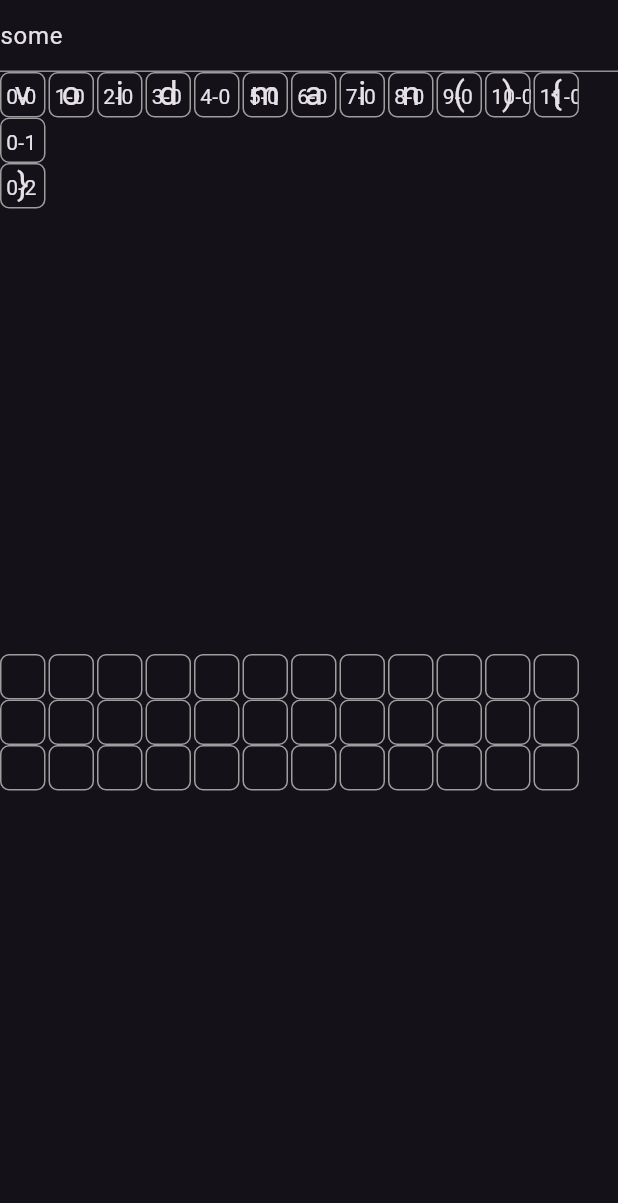
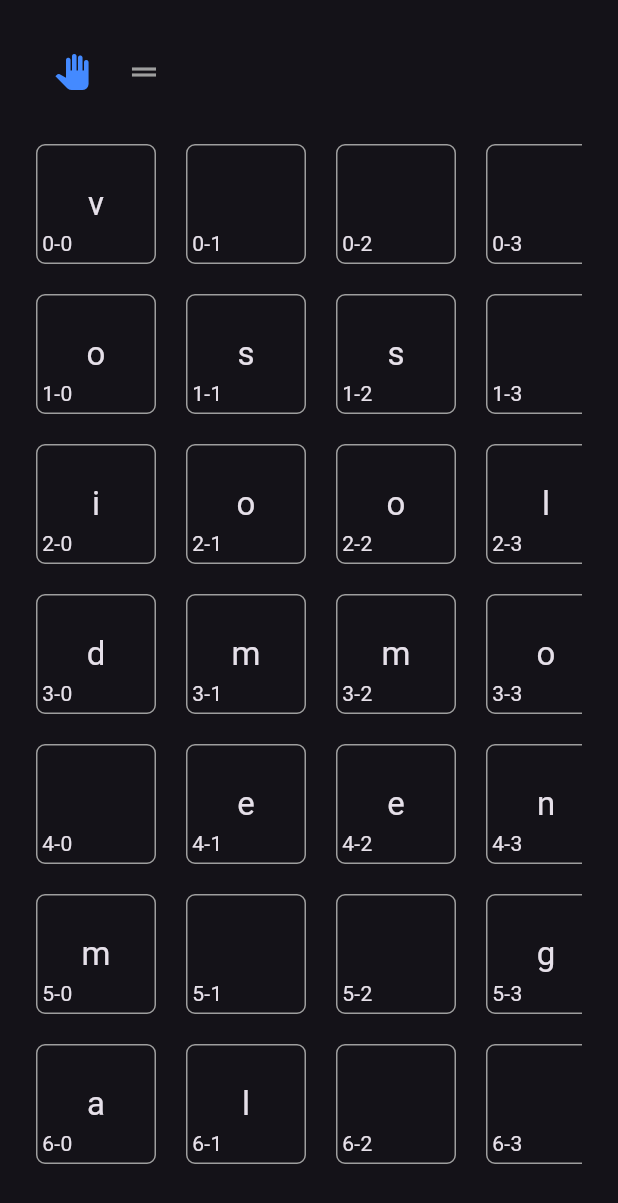
Before and after one commit to yeasin50/index_viewer, a Flutter app: the screen it shows after launch, on a phone screen of 412 x 824 dp. Shown: the top 1203 px of the screen. Run offline on Flutter 3.47's test engine with Material 3 defaults, Android fonts, the phone set to English and light mode, and no system bars.

Commit message:
working-on-stage_preview_with_bugs

````diff
--- a/lib/index_viewer_app.dart
+++ b/lib/index_viewer_app.dart
@@ -1,6 +1,7 @@
 import 'package:flutter/material.dart';
 import 'package:index_viewer/widgets/index_viwer.dart';
 
+import 'widgets/new_stage_view.dart';
 import 'widgets/stage_view.dart';
 
 class IndexViewerApp extends StatefulWidget {
@@ -13,30 +14,70 @@ class IndexViewerApp extends StatefulWidget {
 class _IndexViewerAppState extends State<IndexViewerApp> {
   final controller = TextEditingController(text: "some");
 
-  final StageInfo stage  =  StageInfo.fromString("""
+  final StageInfo stage = StageInfo.fromString("""
 void main(){
-
+ some long string and more on  gooes
+ some  and more on  gooes
+  long string and more on  gooes
+ some long string and more on  s
+ some long strmore on  gooes
 }""");
   @override
   Widget build(BuildContext context) {
     return Scaffold(
-      body: Column(
-        children: [
-          ///
-          TextFormField(controller: controller),
-          Flexible(
-            child: StageView(
-              mode: StageMode.normal,
-              currentState: stage,
-            ),
+      body: SafeArea(
+        child: Padding(
+          padding: const EdgeInsets.all(24.0),
+          child: Column(
+            children: [
+              ///
+              // TextFormField(controller: controller),
+              Expanded(
+                child: StageView(mode: StageMode.normal, currentState: stage),
+              ),
+              // Expanded(child: NewStageView(stage: stage)),
+            ],
           ),
-          Expanded(
-            child: NewStageView(
-              stage: stage,
-            ),
-          ),
-        ],
+        ),
       ),
     );
   }
 }
+
+
+
+// class MyHomePage extends StatefulWidget {
+//   final String title;
+//
+//   const MyHomePage({
+//     Key? key,
+//     required this.title,
+//   }) : super(key: key);
+//
+//   @override
+//   Widget build(BuildContext context) {
+//     return Scaffold(
+//       appBar: AppBar(title: Text(title)),
+//       body: TwoDimensionalGridView(
+//         diagonalDragBehavior: DiagonalDragBehavior.free,
+//         delegate: TwoDimensionalChildBuilderDelegate(
+//             maxXIndex: 9,
+//             maxYIndex: 9,
+//             builder: (BuildContext context, ChildVicinity vicinity) {
+//               return Container(
+//                 color: vicinity.xIndex.isEven && vicinity.yIndex.isEven
+//                     ? Colors.amber[50]
+//                     : (vicinity.xIndex.isOdd && vicinity.yIndex.isOdd
+//                         ? Colors.purple[50]
+//                         : null),
+//                 height: 200,
+//                 width: 200,
+//                 child: Center(
+//                     child: Text(
+//                         'Row ${vicinity.yIndex}: Column ${vicinity.xIndex}')),
+//               );
+//             }),
+//       ),
+//     );
+//   }
+// }
--- a/lib/widgets/stage_view.dart
+++ b/lib/widgets/stage_view.dart
@@ -1,11 +1,14 @@
 import 'package:flutter/material.dart';
 import 'package:index_viewer/widgets/index_viwer.dart';
+
+import 'two_dimensional_grid_view.dart';
 
 class StageInfo {
   const StageInfo({
     required this.data,
     required this.version,
     required this.maxX,
+    this.gridDimension = 100,
     this.mode = StageMode.normal,
   });
 
@@ -13,6 +16,9 @@ class StageInfo {
   final int maxX;
   final int version;
   final StageMode mode;
+
+  ///  to zoom in stageView for TwoDimensionalGridView
+  final double gridDimension;
 
   // FIXME: without any space lines doesnt count
   factory StageInfo.fromString(String str) {
@@ -51,8 +57,10 @@ class StageInfo {
     int? version,
     StageMode? mode, //
     int? maxX,
+    double? gridDimension,
   }) {
     return StageInfo(
+      gridDimension: gridDimension ?? this.gridDimension,
       data: data ?? this.data,
       maxX: maxX ?? this.maxX,
       version: version ?? this.version,
@@ -67,103 +75,117 @@ class StageInfo {
 }
 
 /// show each  stage, yes on each version,
-class StageView extends StatelessWidget {
+class StageView extends StatefulWidget {
   const StageView({super.key, required this.currentState, required this.mode});
   final StageInfo currentState;
   final StageMode mode;
+
+  @override
+  State<StageView> createState() => _StageViewState();
+}
+
+class _StageViewState extends State<StageView> {
+  bool scrollable = true;
+
+  ScrollPhysics? get scrollPhysics =>
+      scrollable
+          ? AlwaysScrollableScrollPhysics()
+          : NeverScrollableScrollPhysics();
+
+  ScrollableDetails get verticalDetails => ScrollableDetails.vertical(
+    physics: scrollPhysics,
+    controller: verticalController,
+  );
+
+  ScrollableDetails get horizontalDetails => ScrollableDetails.horizontal(
+    physics: scrollPhysics,
+    controller: horizontalController,
+  );
+
+  final horizontalController = ScrollController();
+  final verticalController = ScrollController();
+
+  @override
+  void dispose() {
+    horizontalController.dispose();
+    verticalController.dispose();
+    super.dispose();
+  }
+
   @override
   Widget build(BuildContext context) {
-    final double boxWidth =
-        MediaQuery.sizeOf(context).width / currentState.maxX - 4;
     return Column(
       crossAxisAlignment: CrossAxisAlignment.stretch,
+      spacing: 24,
       children: [
-        for (final row in currentState.data)
         Row(
-            spacing: 2,
           children: [
-              for (final indexData in row) //
-                () {
-                  final card = SizedBox.square(
-                    dimension: boxWidth,
-                    child: IndexViwer(mode: mode, data: indexData),
+            IconButton(
+              onPressed: () {
+                scrollable = true;
+                setState(() {});
+              },
+              color: !scrollable ? Colors.grey : Colors.blueAccent,
+              icon: Icon(Icons.pan_tool),
+            ),
+            IconButton(
+              onPressed: () {
+                scrollable = false;
+                setState(() {});
+              },
+              color: scrollable ? Colors.grey : Colors.blueAccent,
+              icon: Icon(Icons.drag_handle),
+            ),
+          ],
+        ),
+        Expanded(
+          child: TwoDimensionalGridView(
+            key: ValueKey(
+              "Stage view $scrollable",
+            ), // there is a bug, changing physics doesn't getBack scroll able   ,  need to improve
+            gridDimension: widget.currentState.gridDimension,
+            mainAxisSpacing: 20,
+            crossAxisSpacing: 20,
+            horizontalDetails: horizontalDetails,
+            verticalDetails: verticalDetails,
+            delegate: TwoDimensionalChildBuilderDelegate(
+              maxXIndex: widget.currentState.maxX,
+              maxYIndex: widget.currentState.data.length,
+              builder: (context, vicinity) {
+                var data =
+                    vicinity.xIndex < widget.currentState.data.length &&
+                            vicinity.yIndex <
+                                widget.currentState.data[vicinity.xIndex].length
+                        ? widget.currentState.data[vicinity.xIndex][vicinity
+                            .yIndex]
+                        : null;
+                if (data == null) {
+                  return Text(".");
+                }
+                final child = SizedBox.square(
+                  dimension:
+                      widget.currentState.gridDimension -
+                      20, // the spacing I was having
+                  child: IndexViwer(mode: widget.mode, data: data),
                 );
-                  return Draggable<IndexData>(
-                    data: indexData,
-                    feedback: ColoredBox(color: Colors.grey, child: card),
+                return child;
+                return !scrollable
+                    ? Draggable<IndexData>(
+                      key: ValueKey(data),
+                      data: data,
+                      feedback: ColoredBox(color: Colors.grey, child: child),
                       childWhenDragging: ColoredBox(
                         color: Colors.green,
-                      child: card,
+                        child: child,
                       ),
-                    child: card,
-                  );
-                }(),
-            ],
+                      child: child,
+                    )
+                    : child;
+              },
+            ),
+          ),
         ),
       ],
     );
   }
 }
-
-/// from [StageView]  to this for new one,
-/// this is just DragTarget
-class NewStageView extends StatefulWidget {
-  const NewStageView({super.key, required this.stage});
-
-  /// current stage
-  final StageInfo stage;
-
-  @override
-  State<NewStageView> createState() => _NewStageViewState();
-}
-
-class _NewStageViewState extends State<NewStageView> {
-  late final gridSize = (
-    rows: widget.stage.data.length + 0,
-    cols: widget.stage.maxX + 0,
-  );
-  late List<List<IndexData>> data = List.generate(
-    gridSize.rows,
-    (x) => List.generate(gridSize.cols, ((y) => IndexData.empty)),
-  );
-
-  StageMode mode = StageMode.normal;
-
-  @override
-  Widget build(BuildContext context) {
-    final double boxWidth =
-        MediaQuery.sizeOf(context).width / gridSize.cols - 4;
-    return SingleChildScrollView(
-      child: Column(
-        children: [
-          for (int x = 0; x < gridSize.rows; x++)
-            Row(
-              //try gridView ?
-              spacing: 2,
-              children: [
-                for (int y = 0; y < gridSize.cols; y++) //
-                  DragTarget<IndexData>(
-                    builder: (
-                      BuildContext context,
-                      List<dynamic> accepted,
-                      List<dynamic> rejected,
-                    ) {
-                      return SizedBox(
-                        width: boxWidth,
-                        child: IndexViwer(mode: mode, data: data[x][y]),
-                      );
-                    },
-                    onAcceptWithDetails: (
-                      DragTargetDetails<IndexData> details,
-                    ) {
-                      data[x][y] = details.data;
-                      setState(() {});
-                    },
-                  ),
-              ],
-            ),
-        ],
-      ),
-    );
-  }
-}
--- /dev/null
+++ b/lib/widgets/two_dimensional_grid_view.dart
@@ -0,0 +1,213 @@
+import 'package:flutter/gestures.dart';
+import 'package:flutter/material.dart';
+import 'package:flutter/rendering.dart';
+import 'dart:math' as math;
+
+/// yap from  my game_of_life
+/// Create a grid view on TwoDimensionalScrollView
+///
+/// ```dart
+///  TwoDimensionalGridView(
+///   gridDimension: 20,
+///   diagonalDragBehavior: DiagonalDragBehavior.free,
+///   cacheExtent: 500,
+///   delegate: TwoDimensionalChildBuilderDelegate(
+///     maxXIndex: 130,
+///     maxYIndex: 130,
+///     builder: (context, vicinity) {
+///       return Container(
+///         height: 20,
+///         width: 20,
+///         color: Colors.primaries[(vicinity.xIndex + vicinity.yIndex) % Colors.primaries.length],
+///         alignment: Alignment.center,
+///         child: Text(
+///           vicinity.toString(),
+///         ),
+///       );
+///     },
+///   ),
+/// ),
+/// ```
+///
+class TwoDimensionalGridView extends TwoDimensionalScrollView {
+  const TwoDimensionalGridView({
+    super.key,
+    required super.delegate,
+    required this.gridDimension,
+    super.primary,
+    super.mainAxis = Axis.vertical,
+    super.verticalDetails = const ScrollableDetails.vertical(),
+    super.horizontalDetails = const ScrollableDetails.horizontal(),
+    super.cacheExtent,
+    super.diagonalDragBehavior = DiagonalDragBehavior.none,
+    super.dragStartBehavior = DragStartBehavior.start,
+    super.keyboardDismissBehavior = ScrollViewKeyboardDismissBehavior.manual,
+    super.clipBehavior = Clip.hardEdge,
+    this.crossAxisSpacing = 0,
+    this.mainAxisSpacing = 0,
+  });
+
+  /// actual size of each  grid
+  final double gridDimension;
+
+  final double crossAxisSpacing;
+  final double mainAxisSpacing;
+
+
+  @override
+  Widget buildViewport(
+    BuildContext context,
+    ViewportOffset verticalOffset,
+    ViewportOffset horizontalOffset,
+  ) {
+    return TwoDimensionalGridViewPort(
+      gridDimension: gridDimension,
+      cacheExtent: cacheExtent,
+      clipBehavior: clipBehavior,
+      verticalOffset: verticalOffset,
+      verticalAxisDirection: AxisDirection.down,
+      horizontalAxisDirection: AxisDirection.right,
+      horizontalOffset: horizontalOffset,
+      delegate: delegate,
+      mainAxis: mainAxis,
+    );
+  }
+}
+
+class TwoDimensionalGridViewPort extends TwoDimensionalViewport {
+  const TwoDimensionalGridViewPort({
+    super.key,
+    required super.verticalOffset,
+    required super.verticalAxisDirection,
+    required super.horizontalOffset,
+    required super.horizontalAxisDirection,
+    required super.delegate,
+    required super.mainAxis,
+    super.cacheExtent,
+    super.clipBehavior = Clip.hardEdge,
+    required this.gridDimension,
+    this.crossAxisSpacing = 0,
+    this.mainAxisSpacing = 0,
+  });
+
+  /// actual size of each  grid
+  final double gridDimension;
+
+  final double crossAxisSpacing;
+  final double mainAxisSpacing;
+
+  @override
+  RenderTwoDimensionalViewport createRenderObject(BuildContext context) {
+    return RenderTreeViewPostT(
+      gridDimension: gridDimension,
+      horizontalOffset: horizontalOffset,
+      horizontalAxisDirection: horizontalAxisDirection,
+      verticalOffset: verticalOffset,
+      verticalAxisDirection: verticalAxisDirection,
+      delegate: delegate,
+      mainAxis: mainAxis,
+      childManager: context as TwoDimensionalChildManager,
+    );
+  }
+
+  @override
+  void updateRenderObject(
+    BuildContext context,
+    covariant RenderTwoDimensionalViewport renderObject,
+  ) {
+    super.updateRenderObject(context, renderObject);
+  }
+}
+
+class RenderTreeViewPostT extends RenderTwoDimensionalViewport {
+  RenderTreeViewPostT({
+    required super.horizontalOffset,
+    required super.horizontalAxisDirection,
+    required super.verticalOffset,
+    required super.verticalAxisDirection,
+    required super.delegate,
+    required super.mainAxis,
+    required super.childManager,
+    required this.gridDimension,
+    this.crossAxisSpacing = 0,
+    this.mainAxisSpacing = 0,
+  });
+
+  /// actual size of each  grid
+  final double gridDimension;
+
+  final double crossAxisSpacing;
+  final double mainAxisSpacing;
+
+  @override
+  void layoutChildSequence() async {
+    final double horizontalPixels = horizontalOffset.pixels;
+    final double verticalPixels = verticalOffset.pixels;
+
+    final viewPortWidth = viewportDimension.width + cacheExtent;
+    final viewPortHeight = viewportDimension.height + cacheExtent;
+
+    final TwoDimensionalChildBuilderDelegate builderDelegate =
+        delegate as TwoDimensionalChildBuilderDelegate;
+
+    final int maxRowIndex = builderDelegate.maxYIndex!;
+    final int maxColIndex = builderDelegate.maxXIndex!;
+
+    final int leadingColumn = math.max(
+      (horizontalPixels / (gridDimension + mainAxisSpacing)).floor(),
+      0,
+    );
+    final int leadingRow = math.max(
+      (verticalPixels / (gridDimension + crossAxisSpacing)).floor(),
+      0,
+    );
+
+    final int trailingColumn = math.min(
+      ((horizontalPixels + viewPortWidth) / (gridDimension + mainAxisSpacing))
+          .ceil(),
+      maxColIndex,
+    );
+    final int trailingRow = math.min(
+      ((verticalPixels + viewPortHeight) / (gridDimension + crossAxisSpacing))
+          .ceil(),
+      maxRowIndex,
+    );
+
+    /// actuall layout
+    double xLayoutOffset =
+        (leadingColumn * (gridDimension + mainAxisSpacing)) - horizontalPixels;
+
+    for (int x = leadingColumn; x < trailingColumn; x++) {
+      double yLayoutOffset =
+          (leadingRow * (gridDimension + crossAxisSpacing)) - verticalPixels;
+
+      for (int y = leadingRow; y < trailingRow; y++) {
+        final ChildVicinity childVicinity = ChildVicinity(xIndex: x, yIndex: y);
+        final RenderBox child = buildOrObtainChildFor(childVicinity)!;
+        child.layout(constraints.loosen());
+
+        parentDataOf(child).layoutOffset = Offset(xLayoutOffset, yLayoutOffset);
+        yLayoutOffset += gridDimension + crossAxisSpacing;
+      }
+      xLayoutOffset += gridDimension + mainAxisSpacing;
+    }
+
+    final double verticalExtent =
+        gridDimension * (maxRowIndex * 1.0) +
+        (maxRowIndex - 1) * crossAxisSpacing; // size + N-1 spacing
+
+    verticalOffset.applyContentDimensions(
+      0,
+      (verticalExtent - viewportDimension.height).clamp(0, double.infinity),
+    );
+
+    final double horizontalExtent =
+        gridDimension * (maxColIndex * 1) +
+        (maxColIndex - 1) * crossAxisSpacing;
+
+    horizontalOffset.applyContentDimensions(
+      0,
+      (horizontalExtent - viewportDimension.width).clamp(0, double.infinity),
+    );
+  }
+}
````
Also changed, not shown: lib/main.dart (+9 -0 lines), lib/widgets/new_stage_view.dart (added, +67 -0 lines). Lines whose indentation alone changed are shown as unchanged.
